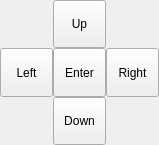
TrickPlay/Trickplay, file tools/ve2/UI/focusDestination.ui: the form before one commit.
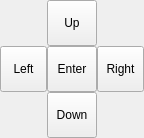
The form after the commit.

Commit message: [ve2] object inspector - tabbar's tab contents, layoutmanager's cells

Patch:
```diff
--- a/tools/ve2/UI/focusDestination.ui
+++ b/tools/ve2/UI/focusDestination.ui
@@ -6,8 +6,8 @@
    <rect>
     <x>0</x>
     <y>0</y>
-    <width>159</width>
-    <height>145</height>
+    <width>144</width>
+    <height>138</height>
    </rect>
   </property>
   <property name="sizePolicy">
```
The commit also changes 6 other files.
